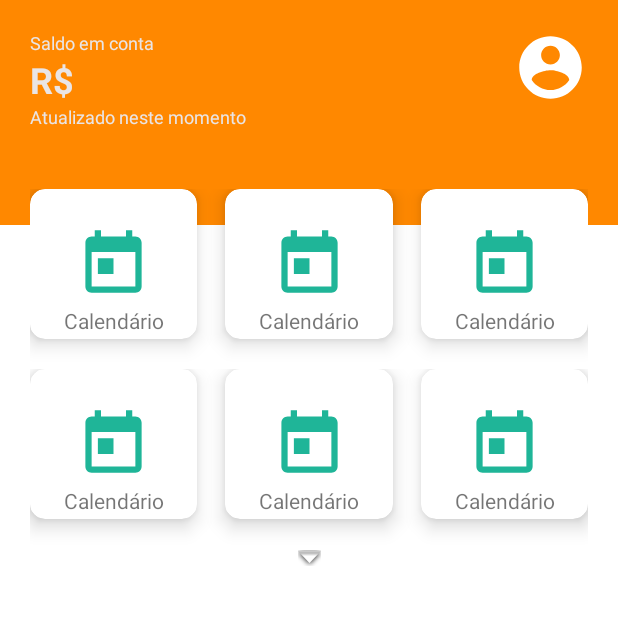
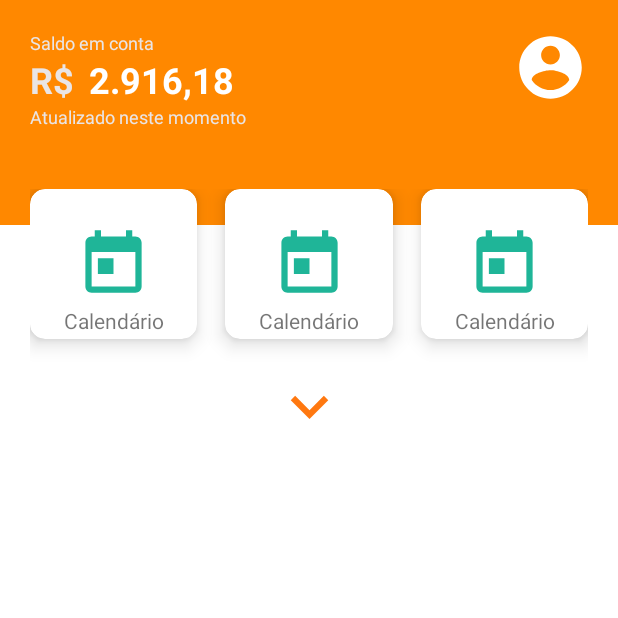
Before and after one commit to wilkison-silva/BancoInter, an Android app: the screen it shows after launch (MainActivity), on a phone screen of 412 x 824 dp, the top half of it. Run offline under Robolectric (Android 15) with nearby library versions, the phone set to English and light mode, and no system bars.

Commit message:
trocado o icone de esconder os menus e adicionado efeito de transição da seta

```diff
--- a/app/src/main/java/com/example/bancointer/ui/activities/MainActivity.java
+++ b/app/src/main/java/com/example/bancointer/ui/activities/MainActivity.java
@@ -1,9 +1,7 @@
 package com.example.bancointer.ui.activities;
 
 import androidx.annotation.RequiresApi;
-import androidx.appcompat.app.ActionBar;
 import androidx.appcompat.app.AppCompatActivity;
-import androidx.cardview.widget.CardView;
 import androidx.constraintlayout.widget.ConstraintLayout;
 
 import android.os.Build;
@@ -12,22 +10,15 @@ import android.transition.AutoTransition;
 import android.transition.TransitionManager;
 import android.util.Log;
 import android.view.View;
-import android.view.ViewGroup;
 import android.widget.ImageView;
 
 import com.example.bancointer.R;
 
-import static android.view.ViewGroup.LayoutParams.MATCH_PARENT;
-import static android.view.ViewGroup.LayoutParams.WRAP_CONTENT;
-
 public class MainActivity extends AppCompatActivity {
 
     private ImageView imageViewOcultador;
-    private ConstraintLayout constraintLayout;
-    CardView cardView4;
-    CardView cardView5;
-    CardView cardView6;
-    boolean mostrando = true;
+    private ConstraintLayout constraintLayout_segunda_linha;
+    private ConstraintLayout constraintLayout_ocultador;
 
     @Override
     protected void onCreate(Bundle savedInstanceState) {
@@ -35,10 +26,8 @@ public class MainActivity extends AppCompatActivity {
         setContentView(R.layout.activity_main);
 
         imageViewOcultador = findViewById(R.id.imageview_ocultador);
-        cardView4 = findViewById(R.id.cardview_calendario4);
-        cardView5 = findViewById(R.id.cardview_calendario5);
-        cardView6 = findViewById(R.id.cardview_calendario6);
-        constraintLayout = findViewById(R.id.constraint_layout_segunda_linha);
+        constraintLayout_segunda_linha = findViewById(R.id.constraint_layout_segunda_linha);
+        constraintLayout_ocultador = findViewById(R.id.constraint_layout_ocultador);
 
         imageViewOcultador.setOnClickListener(new View.OnClickListener() {
             @RequiresApi(api = Build.VERSION_CODES.KITKAT)
@@ -46,17 +35,21 @@ public class MainActivity extends AppCompatActivity {
             public void onClick(View v) {
                 Log.i("ImageView", "Clicado");
 
-                if (mostrando) {
-                    TransitionManager.beginDelayedTransition(constraintLayout,
+                if (constraintLayout_segunda_linha.getVisibility() == View.VISIBLE) {
+                    TransitionManager.beginDelayedTransition(constraintLayout_segunda_linha,
                             new AutoTransition());
-                    constraintLayout.setVisibility(View.GONE);
-                    mostrando = false;
+                    constraintLayout_segunda_linha.setVisibility(View.GONE);
+                    TransitionManager.beginDelayedTransition(constraintLayout_ocultador,
+                            new AutoTransition());
+                    imageViewOcultador.setImageResource(R.drawable.ic_mostrar_mais);
                 }
                 else {
-                    TransitionManager.beginDelayedTransition(constraintLayout,
+                    TransitionManager.beginDelayedTransition(constraintLayout_segunda_linha,
                             new AutoTransition());
-                    constraintLayout.setVisibility(View.VISIBLE);
-                    mostrando = true;
+                    constraintLayout_segunda_linha.setVisibility(View.VISIBLE);
+                    TransitionManager.beginDelayedTransition(constraintLayout_ocultador,
+                            new AutoTransition());
+                    imageViewOcultador.setImageResource(R.drawable.ic_mostrar_menos);
                 }
             }
         });
--- /dev/null
+++ b/app/src/main/res/drawable/ic_mostrar_mais.xml
@@ -0,0 +1,5 @@
+<vector android:height="24dp" android:tint="#FF7810"
+    android:viewportHeight="24" android:viewportWidth="24"
+    android:width="24dp" xmlns:android="http://schemas.android.com/apk/res/android">
+    <path android:fillColor="@android:color/white" android:pathData="M7.41,8.59L12,13.17l4.59,-4.58L18,10l-6,6 -6,-6 1.41,-1.41z"/>
+</vector>
--- /dev/null
+++ b/app/src/main/res/drawable/ic_mostrar_menos.xml
@@ -0,0 +1,5 @@
+<vector android:height="24dp" android:tint="#FF7810"
+    android:viewportHeight="24" android:viewportWidth="24"
+    android:width="24dp" xmlns:android="http://schemas.android.com/apk/res/android">
+    <path android:fillColor="@android:color/white" android:pathData="M7.41,15.41L12,10.83l4.59,4.58L18,14l-6,-6 -6,6z"/>
+</vector>
--- a/app/src/main/res/layout/activity_main.xml
+++ b/app/src/main/res/layout/activity_main.xml
@@ -50,7 +50,7 @@
         android:textStyle="bold"
         app:layout_constraintBottom_toBottomOf="@+id/textview_simbolo_real"
         app:layout_constraintStart_toEndOf="@+id/textview_simbolo_real"
-        tools:text="2.916,18" />
+        android:text="2.916,18" />
 
     <ImageView
         android:id="@+id/imageview_foto"
@@ -233,7 +233,7 @@
         android:id="@+id/constraint_layout_segunda_linha"
         android:layout_width="0dp"
         android:layout_height="wrap_content"
-        android:visibility="visible"
+        android:visibility="gone"
         app:layout_constraintEnd_toEndOf="@+id/constraint_layout_primeira_linha"
         app:layout_constraintStart_toStartOf="@+id/constraint_layout_primeira_linha"
         app:layout_constraintTop_toBottomOf="@+id/constraint_layout_primeira_linha"
@@ -390,14 +390,14 @@
 
         <ImageView
             android:id="@+id/imageview_ocultador"
-            android:layout_width="wrap_content"
-            android:layout_height="wrap_content"
+            android:layout_width="50dp"
+            android:layout_height="50dp"
             app:layout_constraintBottom_toBottomOf="parent"
             app:layout_constraintEnd_toEndOf="parent"
             app:layout_constraintStart_toStartOf="parent"
             app:layout_constraintTop_toTopOf="parent"
             app:layout_constraintVertical_bias="0.0"
-            app:srcCompat="@android:drawable/arrow_down_float">
+            android:src="@drawable/ic_mostrar_mais">
 
         </ImageView>
 
```
